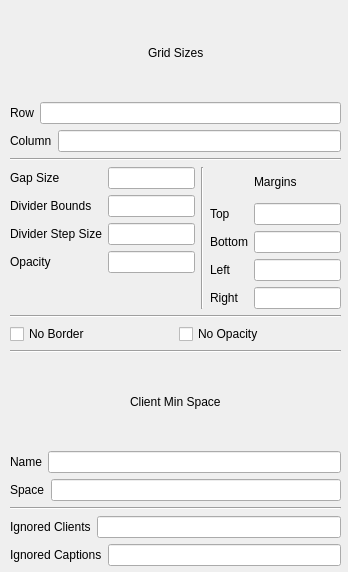
lingtjien/Grid-Tiling-Kwin, file contents/ui/config.ui: the form before one commit.
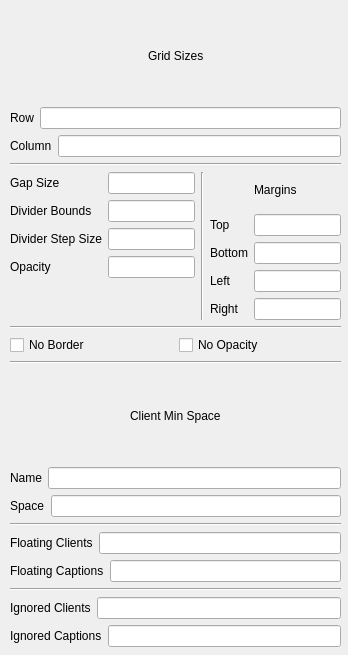
The form after the commit.

Commit message: add default floating clients

Patch:
```diff
--- a/contents/ui/config.ui
+++ b/contents/ui/config.ui
@@ -7,13 +7,13 @@
     <x>0</x>
     <y>0</y>
     <width>348</width>
-    <height>572</height>
+    <height>655</height>
    </rect>
   </property>
   <property name="minimumSize">
    <size>
     <width>348</width>
-    <height>572</height>
+    <height>655</height>
    </size>
   </property>
   <property name="windowTitle">
@@ -25,7 +25,7 @@
      <x>10</x>
      <y>10</y>
      <width>331</width>
-     <height>556</height>
+     <height>637</height>
     </rect>
    </property>
    <layout class="QVBoxLayout" name="main">
@@ -414,6 +414,49 @@
       </property>
      </widget>
     </item>
+    <item>
+     <layout class="QHBoxLayout" name="floatingClientsLayout">
+      <item>
+       <widget class="QLabel" name="floatingClientsLabel">
+        <property name="text">
+         <string>Floating Clients</string>
+        </property>
+       </widget>
+      </item>
+      <item>
+       <widget class="QLineEdit" name="kcfg_floatingClients">
+        <property name="text">
+         <string/>
+        </property>
+       </widget>
+      </item>
+     </layout>
+    </item>
+    <item>
+     <layout class="QHBoxLayout" name="floatingCaptionsLayout">
+      <item>
+       <widget class="QLabel" name="floatingCaptionsLabel">
+        <property name="text">
+         <string>Floating Captions</string>
+        </property>
+       </widget>
+      </item>
+      <item>
+       <widget class="QLineEdit" name="kcfg_floatingCaptions">
+        <property name="text">
+         <string/>
+        </property>
+       </widget>
+      </item>
+     </layout>
+    </item>
+    <item>
+     <widget class="Line" name="lineDivider5">
+      <property name="orientation">
+       <enum>Qt::Horizontal</enum>
+      </property>
+     </widget>
+    </item>
     <item>
      <layout class="QHBoxLayout" name="ignoredClientsLayout">
       <item>
```
The commit also changes 2 other files.
